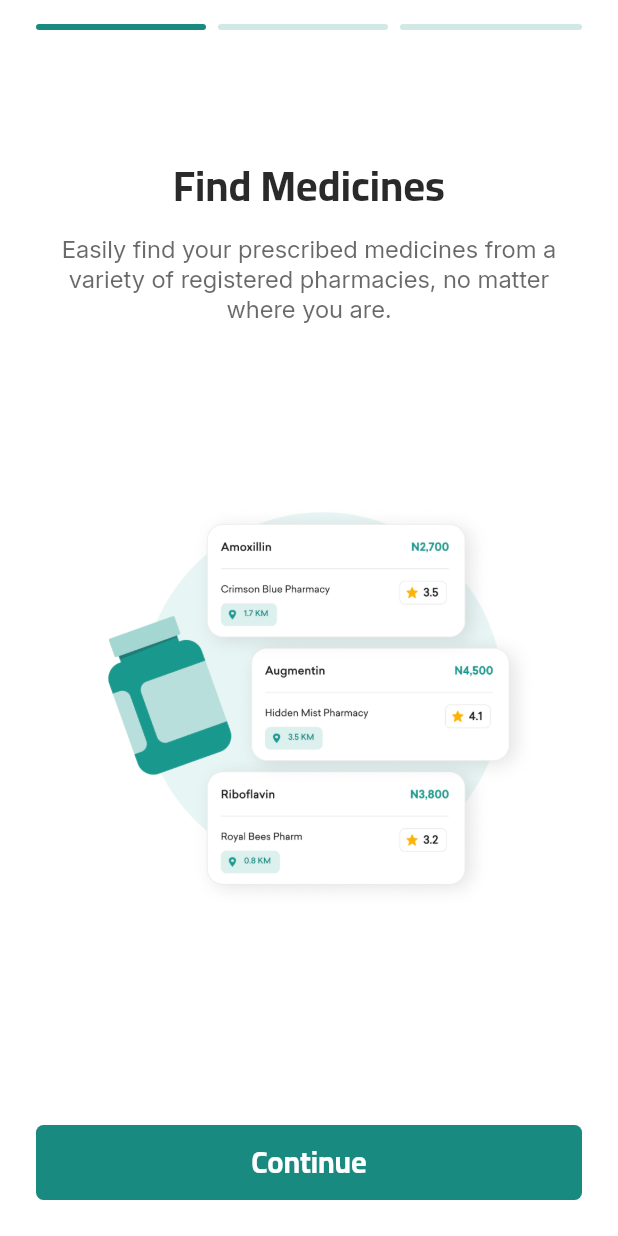
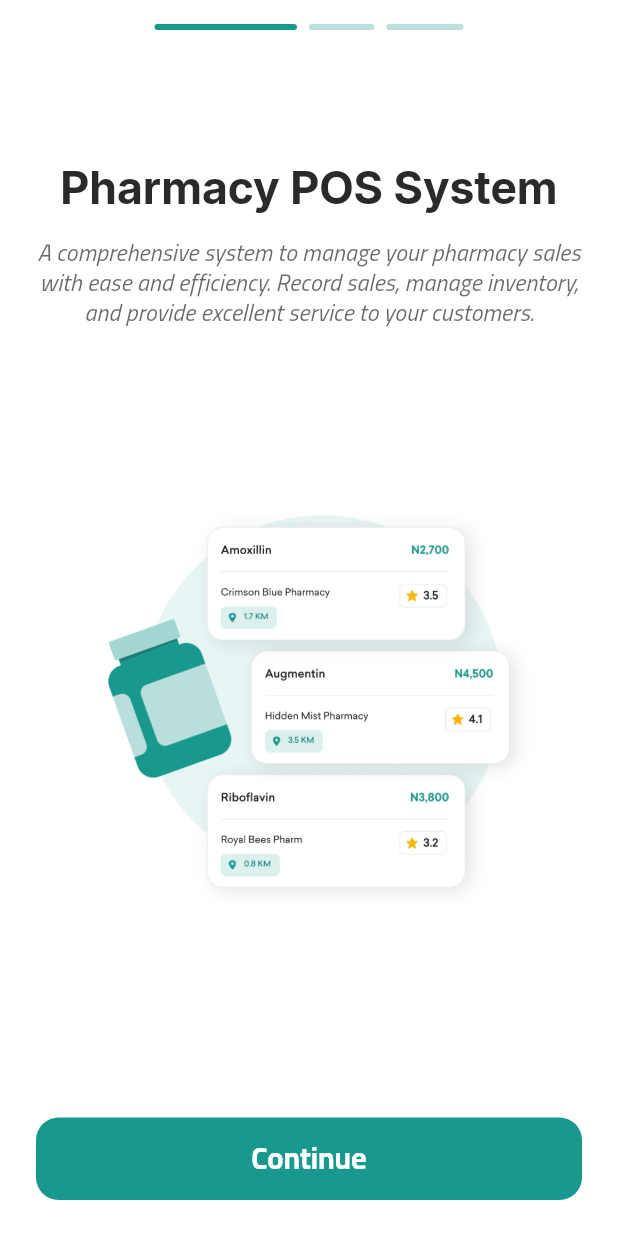
Before and after one commit to omarabed98/pharma_pos, a Flutter app: the screen it shows after launch, on a phone screen of 412 x 824 dp. Run offline on Flutter 3.47's test engine with Material 3 defaults, Android fonts, the phone set to English and light mode, and no system bars; our stand-ins replace cached_network_image, connectivity_plus, dartz, device_info_plus, dio, dropdown_search and 12 more; missing offline and left inert: curl_logger_dio_interceptor, fl_country_code_picker, flutter_flavor.

Commit message:
onboarding screen has been done

```diff
--- a/lib/core/presentation/localization/languages/ar.dart
+++ b/lib/core/presentation/localization/languages/ar.dart
@@ -285,5 +285,21 @@ class Ar {
     LocalizationKeys.failedToChangeLanguage: 'فشل تغيير اللغة',
     LocalizationKeys.logoutSuccessfully: 'تم تسجيل الخروج بنجاح',
     LocalizationKeys.logoutFailed: 'فشل تسجيل الخروج',
+
+    // Onboarding
+    LocalizationKeys.onboarding1Title: 'نظام نقاط البيع للصيدليات',
+    LocalizationKeys.onboarding1Description:
+        'نظام متكامل لإدارة مبيعات الصيدلية بسهولة وكفاءة. سجل المبيعات، أدر المخزون، وقدم خدمة ممتازة لعملائك.',
+    LocalizationKeys.onboarding2Title: 'إدارة المخزون والمبيعات',
+    LocalizationKeys.onboarding2Description:
+        'راقب مخزون الأدوية والمنتجات الطبية بسهولة. سجل المبيعات الفورية، تتبع المنتجات، واحصل على تقارير مفصلة عن أداء صيدليتك.',
+    LocalizationKeys.onboarding3Title: 'خدمة عملاء محسّنة',
+    LocalizationKeys.onboarding3Description:
+        'قدم تجربة شراء سلسة لعملائك. سجل الفواتير بسرعة، أدر حسابات العملاء، واحصل على تقارير مبيعات شاملة لاتخاذ قرارات أفضل.',
+    LocalizationKeys.continueText: 'استمرار',
+    LocalizationKeys.getStartedText: 'ابدأ الآن',
+    LocalizationKeys.getStartedDescription:
+        'ابدأ في إدارة صيدليتك بكفاءة مع نظام نقاط البيع المتكامل. سجل حسابك الآن واستمتع بجميع الميزات.',
+    LocalizationKeys.loginToExistingAccount: 'تسجيل الدخول إلى حساب موجود',
   };
 }
--- a/lib/core/presentation/localization/languages/en.dart
+++ b/lib/core/presentation/localization/languages/en.dart
@@ -288,5 +288,21 @@ class En {
     LocalizationKeys.failedToChangeLanguage: 'Failed to change language',
     LocalizationKeys.logoutSuccessfully: 'Logout successfully',
     LocalizationKeys.logoutFailed: 'Logout failed',
+
+    // Onboarding
+    LocalizationKeys.onboarding1Title: 'Pharmacy POS System',
+    LocalizationKeys.onboarding1Description:
+        'A comprehensive system to manage your pharmacy sales with ease and efficiency. Record sales, manage inventory, and provide excellent service to your customers.',
+    LocalizationKeys.onboarding2Title: 'Inventory & Sales Management',
+    LocalizationKeys.onboarding2Description:
+        'Easily monitor your medicine and medical product inventory. Record instant sales, track products, and get detailed reports on your pharmacy\'s performance.',
+    LocalizationKeys.onboarding3Title: 'Enhanced Customer Service',
+    LocalizationKeys.onboarding3Description:
+        'Provide a seamless shopping experience for your customers. Quickly generate invoices, manage customer accounts, and get comprehensive sales reports to make better decisions.',
+    LocalizationKeys.continueText: 'Continue',
+    LocalizationKeys.getStartedText: 'Get Started',
+    LocalizationKeys.getStartedDescription:
+        'Start managing your pharmacy efficiently with our integrated POS system. Create your account now and enjoy all the features.',
+    LocalizationKeys.loginToExistingAccount: 'Login to existing account',
   };
 }
--- a/lib/core/presentation/localization/localization_keys.dart
+++ b/lib/core/presentation/localization/localization_keys.dart
@@ -268,4 +268,16 @@ class LocalizationKeys {
   static const failedToChangeLanguage = 'failedToChangeLanguage';
   static const logoutSuccessfully = 'logoutSuccessfully';
   static const logoutFailed = 'logoutFailed';
-}
+
+  // Onboarding
+  static const onboarding1Title = 'onboarding1Title';
+  static const onboarding1Description = 'onboarding1Description';
+  static const onboarding2Title = 'onboarding2Title';
+  static const onboarding2Description = 'onboarding2Description';
+  static const onboarding3Title = 'onboarding3Title';
+  static const onboarding3Description = 'onboarding3Description';
+  static const continueText = 'continueText';
+  static const getStartedText = 'getStartedText';
+  static const getStartedDescription = 'getStartedDescription';
+  static const loginToExistingAccount = 'loginToExistingAccount';
+  }
--- a/lib/core/presentation/theme/color_manager.dart
+++ b/lib/core/presentation/theme/color_manager.dart
@@ -10,7 +10,7 @@ class ColorManager {
 
   // ========== Brand Colors ==========
   // Primary - Used for primary actions (CTA), main buttons, and critical highlights
-  final Color primary = const Color(0xff188a80);
+  final Color primary = const Color(0xff19998e);
 
   // Accent - Used for highlights, icons, badges, achievements, and gradients
   final Color accent = const Color(0xFFDFA853);
--- a/lib/core/presentation/theme/text_manager.dart
+++ b/lib/core/presentation/theme/text_manager.dart
@@ -7,6 +7,7 @@ import 'package:flutter/material.dart';
 abstract class AppFonts {
   static const String cairo = 'Cairo';
   static const String inter = 'Inter';
+  static const String cairoSlant = 'CairoSlant';
 }
 
 // ══════════════════════════════════════════════════════════════════════════════
--- a/lib/core/presentation/widgets/app_button.dart
+++ b/lib/core/presentation/widgets/app_button.dart
@@ -86,7 +86,7 @@ class AppButton extends StatelessWidget {
           backgroundColor: this.backgroundColor ?? backgroundColor,
           disabledBackgroundColor: backgroundColor.withValues(alpha: 0.4),
           shape: RoundedRectangleBorder(
-            borderRadius: BorderRadius.circular(5),
+            borderRadius: BorderRadius.circular(15),
             side: isPrimary && borderColor == null
                 ? BorderSide.none
                 : BorderSide(
--- a/lib/features/onboarding/presentation/get_started_screen.dart
+++ b/lib/features/onboarding/presentation/get_started_screen.dart
@@ -1,6 +1,7 @@
 import 'package:flutter/material.dart';
 import 'package:get/get.dart';
 import 'package:pos_pharma_app/core/domain/constants/image_manager.dart';
+import 'package:pos_pharma_app/core/presentation/localization/localization_keys.dart';
 import 'package:pos_pharma_app/core/presentation/theme/color_manager.dart';
 import 'package:pos_pharma_app/core/presentation/theme/text_manager.dart';
 import 'package:pos_pharma_app/core/presentation/widgets/app_button.dart';
@@ -25,18 +26,23 @@ class GetStartedScreen extends StatelessWidget {
                   const SizedBox(height: kToolbarHeight),
                   // Title
                   Text(
-                    'Get Started',
+                    LocalizationKeys.getStartedText.tr,
                     style: AppTypography.headingM.copyWith(
                       color: ColorManager().lightOnSurface,
+                      fontFamily: AppFonts.inter,
+                      fontSize: 34,
                     ),
                     textAlign: TextAlign.center,
                   ),
                   const SizedBox(height: 16),
                   // Description
                   Text(
-                    'Join Pharma today and enjoy convenient access to pharmacies across different locations. Start now!',
+                    LocalizationKeys.getStartedDescription.tr,
                     style: AppTypography.bodyM.copyWith(
-                      color: ColorManager().lightOnSurface.withOpacity(0.7),
+                      color: ColorManager().lightOnSurface.withValues(
+                        alpha: 0.7,
+                      ),
+                      fontFamily: AppFonts.cairoSlant,
                     ),
                     textAlign: TextAlign.center,
                   ),
@@ -53,8 +59,9 @@ class GetStartedScreen extends StatelessWidget {
                   const SizedBox(height: 48),
                   // Login button
                   AppButton.primary(
-                    text: 'Login to existing account',
+                    text: LocalizationKeys.loginToExistingAccount.tr,
                     onPressed: controller.goToLogin,
+                    height: 55,
                   ),
                   const SizedBox(height: 16),
                 ],
--- a/lib/features/onboarding/presentation/onboarding_screen.dart
+++ b/lib/features/onboarding/presentation/onboarding_screen.dart
@@ -1,6 +1,7 @@
 import 'package:flutter/material.dart';
 import 'package:get/get.dart';
 import 'package:pos_pharma_app/core/domain/constants/image_manager.dart';
+import 'package:pos_pharma_app/core/presentation/localization/localization_keys.dart';
 import 'package:pos_pharma_app/core/presentation/theme/color_manager.dart';
 import 'package:pos_pharma_app/core/presentation/theme/text_manager.dart';
 import 'package:pos_pharma_app/core/presentation/widgets/app_button.dart';
@@ -22,17 +23,21 @@ class OnboardingScreen extends StatelessWidget {
               children: [
                 // Progress indicators
                 Padding(
-                  padding: const EdgeInsets.symmetric(horizontal: 24, vertical: 16),
+                  padding: EdgeInsets.symmetric(
+                    horizontal: MediaQuery.of(context).size.width * 0.25,
+                    vertical: 16,
+                  ),
                   child: Row(
                     children: List.generate(3, (index) {
                       return Expanded(
+                        flex: index == controller.currentPage ? 2 : 1,
                         child: Container(
                           height: 4,
                           margin: EdgeInsets.only(right: index < 2 ? 8 : 0),
                           decoration: BoxDecoration(
-                            color: controller.currentPage >= index
+                            color: controller.currentPage == index
                                 ? ColorManager().primary
-                                : ColorManager().primary.withOpacity(0.2),
+                                : ColorManager().primary.withValues(alpha: 0.3),
                             borderRadius: BorderRadius.circular(2),
                           ),
                         ),
@@ -48,30 +53,28 @@ class OnboardingScreen extends StatelessWidget {
                     children: [
                       _OnboardingPage(
                         image: ImageManager().onboarding1,
-                        title: 'Find Medicines',
-                        description:
-                            'Easily find your prescribed medicines from a variety of registered pharmacies, no matter where you are.',
+                        title: LocalizationKeys.onboarding1Title.tr,
+                        description: LocalizationKeys.onboarding1Description.tr,
                       ),
                       _OnboardingPage(
                         image: ImageManager().onboarding2,
-                        title: 'Select Pharmacy',
-                        description:
-                            'Pick the pharmacy that suits you best. We\'ve got trusted options and reliable options in our network.',
+                        title: LocalizationKeys.onboarding2Title.tr,
+                        description: LocalizationKeys.onboarding2Description.tr,
                       ),
                       _OnboardingPage(
                         image: ImageManager().onboarding3,
-                        title: 'Pharmacy Management',
-                        description:
-                            'Easily manage orders and maintain an organized, top-notch service for customers. Update drug details manually or through file uploads for an up-to-date catalog.',
+                        title: LocalizationKeys.onboarding3Title.tr,
+                        description: LocalizationKeys.onboarding3Description.tr,
                       ),
                     ],
                   ),
                 ),
                 // Continue button
                 Padding(
-                  padding: const EdgeInsets.all(24.0),
+                  padding: EdgeInsets.all(24.0),
                   child: AppButton.primary(
-                    text: 'Continue',
+                    height: 55,
+                    text: LocalizationKeys.continueText.tr,
                     onPressed: controller.nextPage,
                   ),
                 ),
@@ -108,6 +111,8 @@ class _OnboardingPage extends StatelessWidget {
             title,
             style: AppTypography.headingM.copyWith(
               color: ColorManager().lightOnSurface,
+              fontFamily: AppFonts.inter,
+              fontSize: 30,
             ),
             textAlign: TextAlign.center,
           ),
@@ -116,7 +121,8 @@ class _OnboardingPage extends StatelessWidget {
           Text(
             description,
             style: AppTypography.bodyM.copyWith(
-              color: ColorManager().lightOnSurface.withOpacity(0.7),
+              fontFamily: AppFonts.cairoSlant,
+              color: ColorManager().lightOnSurface.withValues(alpha: 0.7),
             ),
             textAlign: TextAlign.center,
           ),
```
